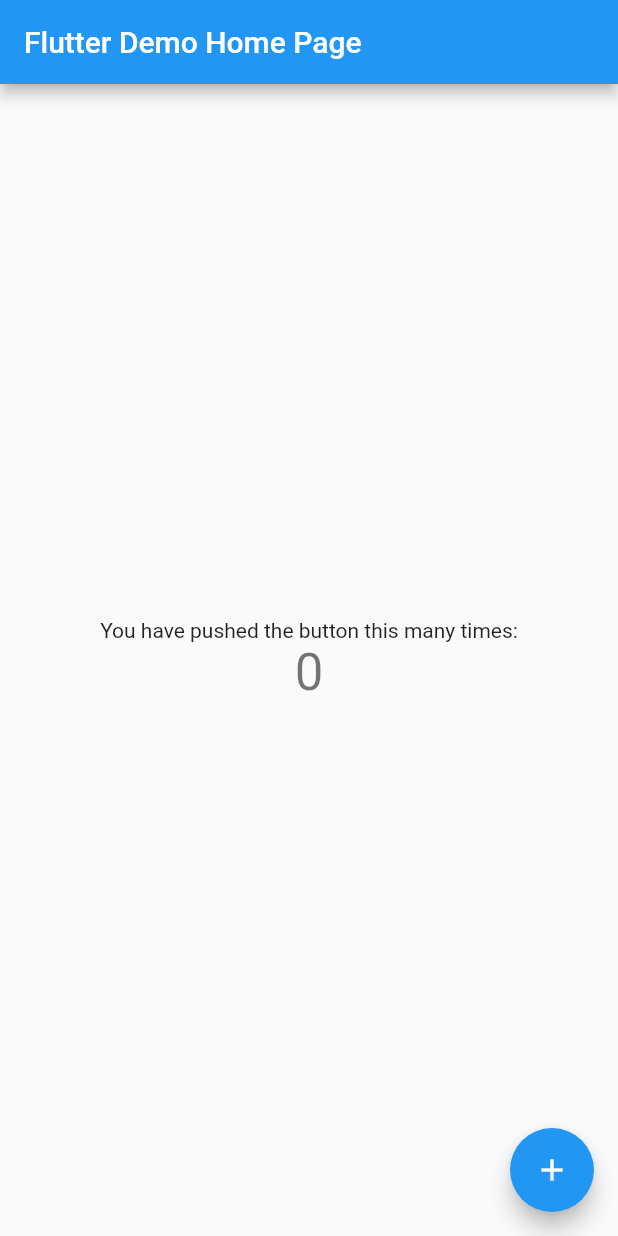
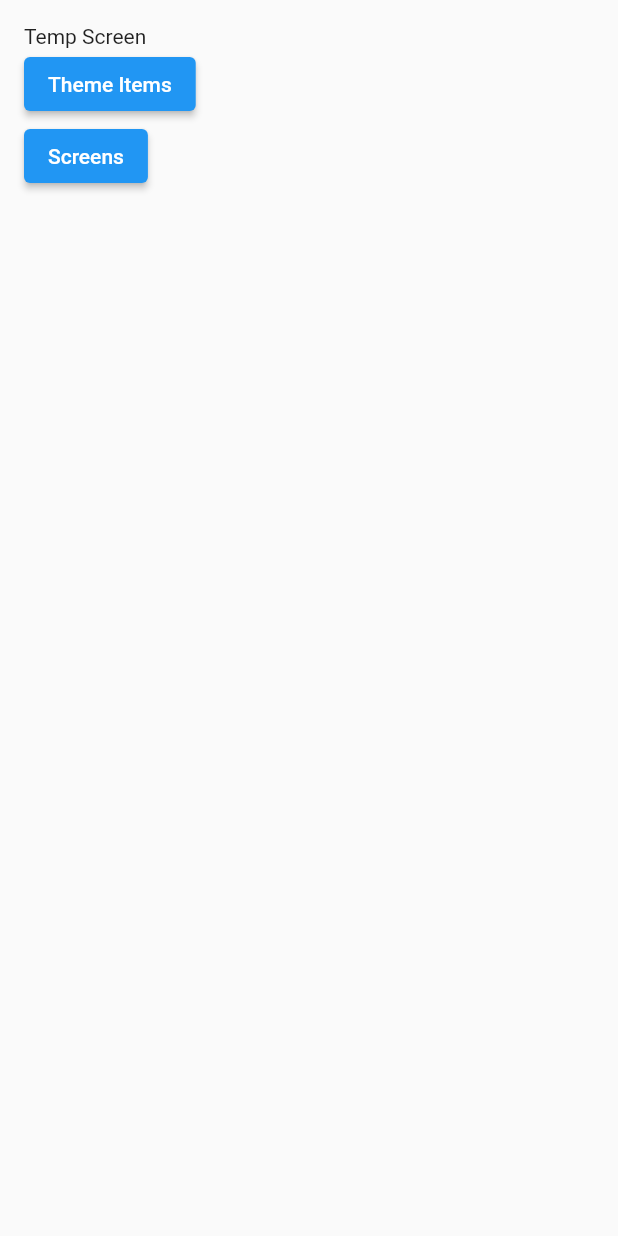
Before and after one commit to Arturo-AR/Dental_Schedule, a Flutter app: the screen it shows after launch, on a phone screen of 412 x 824 dp. Run offline on Flutter 3.47's test engine with Material 2 defaults, Android fonts, the phone set to English and light mode, and no system bars; our stand-ins replace get.

Commit message:
Initial project structure

```diff
--- a/lib/main.dart
+++ b/lib/main.dart
@@ -1,115 +1,22 @@
+import 'package:dental_schedule/src/utils/tmp/tmp_screen.dart';
 import 'package:flutter/material.dart';
+import 'package:get/get.dart';
 
 void main() {
   runApp(const MyApp());
 }
 
 class MyApp extends StatelessWidget {
-  const MyApp({super.key});
+  const MyApp({Key? key}) : super(key: key);
 
-  // This widget is the root of your application.
-  @override
-  Widget build(BuildContext context) {
-    return MaterialApp(
-      title: 'Flutter Demo',
-      theme: ThemeData(
-        // This is the theme of your application.
-        //
-        // Try running your application with "flutter run". You'll see the
-        // application has a blue toolbar. Then, without quitting the app, try
-        // changing the primarySwatch below to Colors.green and then invoke
-        // "hot reload" (press "r" in the console where you ran "flutter run",
-        // or simply save your changes to "hot reload" in a Flutter IDE).
-        // Notice that the counter didn't reset back to zero; the application
-        // is not restarted.
-        primarySwatch: Colors.blue,
-      ),
-      home: const MyHomePage(title: 'Flutter Demo Home Page'),
-    );
-  }
-}
-
-class MyHomePage extends StatefulWidget {
-  const MyHomePage({super.key, required this.title});
-
-  // This widget is the home page of your application. It is stateful, meaning
-  // that it has a State object (defined below) that contains fields that affect
-  // how it looks.
-
-  // This class is the configuration for the state. It holds the values (in this
-  // case the title) provided by the parent (in this case the App widget) and
-  // used by the build method of the State. Fields in a Widget subclass are
-  // always marked "final".
-
-  final String title;
-
-  @override
-  State<MyHomePage> createState() => _MyHomePageState();
-}
-
-class _MyHomePageState extends State<MyHomePage> {
-  int _counter = 0;
-
-  void _incrementCounter() {
-    setState(() {
-      // This call to setState tells the Flutter framework that something has
-      // changed in this State, which causes it to rerun the build method below
-      // so that the display can reflect the updated values. If we changed
-      // _counter without calling setState(), then the build method would not be
-      // called again, and so nothing would appear to happen.
-      _counter++;
-    });
-  }
 
   @override
   Widget build(BuildContext context) {
-    // This method is rerun every time setState is called, for instance as done
-    // by the _incrementCounter method above.
-    //
-    // The Flutter framework has been optimized to make rerunning build methods
-    // fast, so that you can just rebuild anything that needs updating rather
-    // than having to individually change instances of widgets.
-    return Scaffold(
-      appBar: AppBar(
-        // Here we take the value from the MyHomePage object that was created by
-        // the App.build method, and use it to set our appbar title.
-        title: Text(widget.title),
-      ),
-      body: Center(
-        // Center is a layout widget. It takes a single child and positions it
-        // in the middle of the parent.
-        child: Column(
-          // Column is also a layout widget. It takes a list of children and
-          // arranges them vertically. By default, it sizes itself to fit its
-          // children horizontally, and tries to be as tall as its parent.
-          //
-          // Invoke "debug painting" (press "p" in the console, choose the
-          // "Toggle Debug Paint" action from the Flutter Inspector in Android
-          // Studio, or the "Toggle Debug Paint" command in Visual Studio Code)
-          // to see the wireframe for each widget.
-          //
-          // Column has various properties to control how it sizes itself and
-          // how it positions its children. Here we use mainAxisAlignment to
-          // center the children vertically; the main axis here is the vertical
-          // axis because Columns are vertical (the cross axis would be
-          // horizontal).
-          mainAxisAlignment: MainAxisAlignment.center,
-          children: <Widget>[
-            const Text(
-              'You have pushed the button this many times:',
-            ),
-            Text(
-              '$_counter',
-              style: Theme.of(context).textTheme.headlineMedium,
-            ),
-          ],
-        ),
-      ),
-      floatingActionButton: FloatingActionButton(
-        onPressed: _incrementCounter,
-        tooltip: 'Increment',
-        child: const Icon(Icons.add),
-      ), // This trailing comma makes auto-formatting nicer for build methods.
+    return const GetMaterialApp(
+      themeMode: ThemeMode.system,
+      debugShowCheckedModeBanner: false,
+      home: Scaffold(body: Center(child: TmpScreen())),
     );
   }
+
 }
--- /dev/null
+++ b/lib/src/utils/tmp/tmp_screen.dart
@@ -0,0 +1,31 @@
+import 'package:dental_schedule/src/utils/tmp/tmp_screens_screen.dart';
+import 'package:dental_schedule/src/utils/tmp/tmp_theme_items_screen.dart';
+import 'package:flutter/material.dart';
+import 'package:get/get.dart';
+
+class TmpScreen extends StatelessWidget {
+  const TmpScreen({
+    Key? key,
+  }) : super(key: key);
+
+  @override
+  Widget build(BuildContext context) {
+    return SafeArea(
+      child: Scaffold(
+        body: SingleChildScrollView(
+          child: Container(
+            padding: const EdgeInsets.all(16),
+            child: Column(
+              crossAxisAlignment: CrossAxisAlignment.start,
+              children: [
+                const Text("Temp Screen"),
+                ElevatedButton(onPressed: () => Get.to(() => const TmpThemeItemsScreen()), child: const Text("Theme Items")),
+                ElevatedButton(onPressed: () => Get.to(() => const TmpScreensScreen()), child: const Text("Screens")),
+              ],
+            ),
+          ),
+        ),
+      ),
+    );
+  }
+}
```
Also changed, not shown: lib/src/utils/tmp/tmp_screens_screen.dart (added, +24 -0 lines), lib/src/utils/tmp/tmp_theme_items_screen.dart (added, +24 -0 lines), pubspec.yaml (+6 -71 lines), pubspec.lock.
